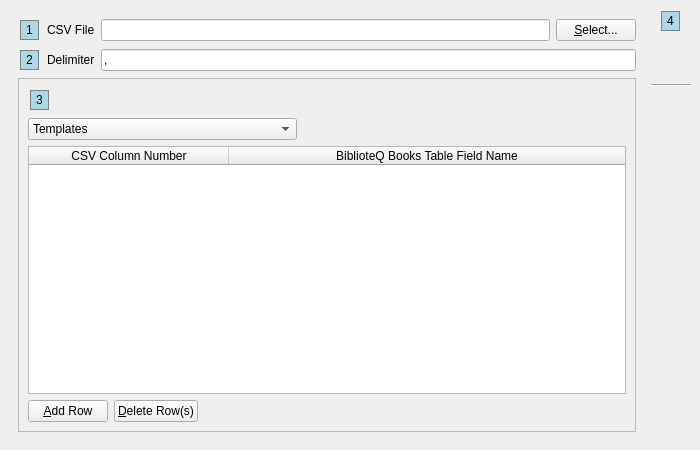
Qt form UI/biblioteq_import.ui (textbrowser/biblioteq) before a commit.
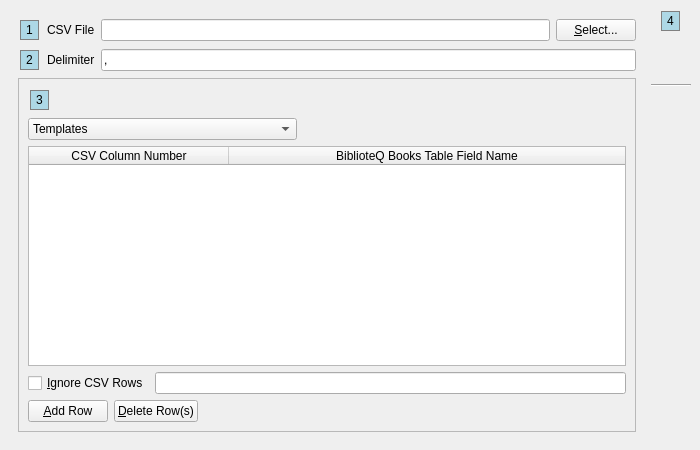
The same form after that commit. Icons and pictures are not drawn.

Commit message: Ignore some rows?

Diff of the .ui file:
```diff
--- a/UI/biblioteq_import.ui
+++ b/UI/biblioteq_import.ui
@@ -226,6 +226,24 @@
              </widget>
             </widget>
            </item>
+           <item>
+            <layout class="QHBoxLayout" name="horizontalLayout_10">
+             <item>
+              <widget class="QCheckBox" name="book_ignore_rows">
+               <property name="text">
+                <string>&amp;Ignore CSV Rows</string>
+               </property>
+              </widget>
+             </item>
+             <item>
+              <widget class="QLineEdit" name="books_ignored_rows">
+               <property name="toolTip">
+                <string>Please separate with single spaces.</string>
+               </property>
+              </widget>
+             </item>
+            </layout>
+           </item>
            <item>
             <layout class="QHBoxLayout" name="horizontalLayout_3">
              <item>
```
Left out of the diff: 2 changed lines with no effect on the pictures.
